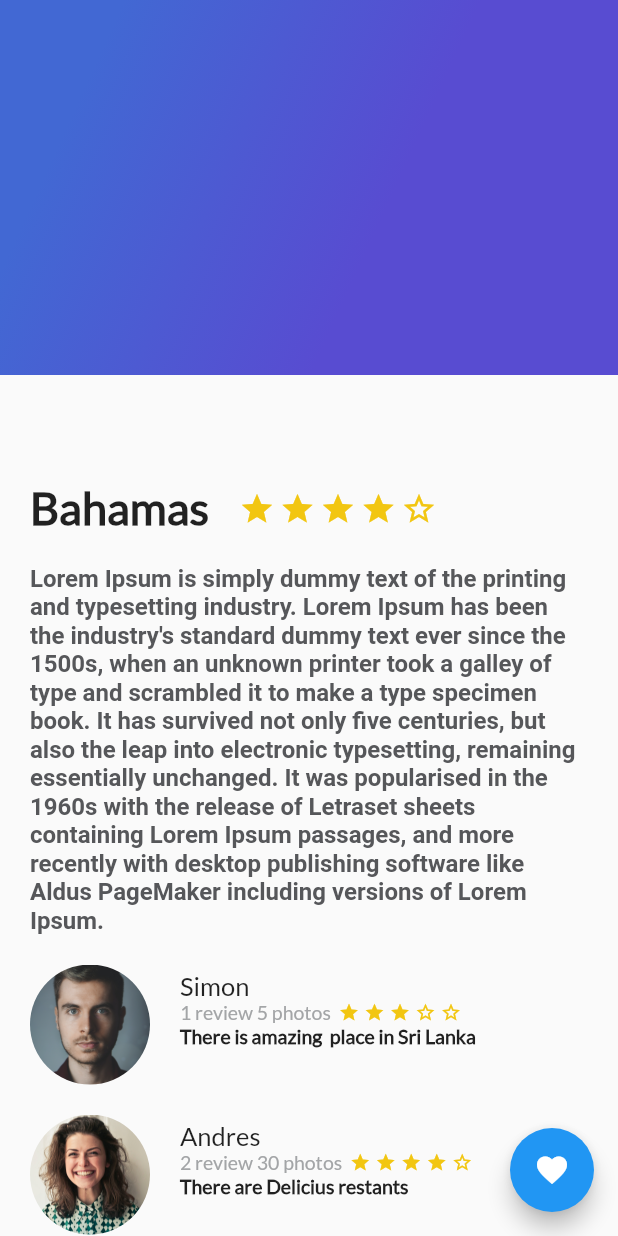
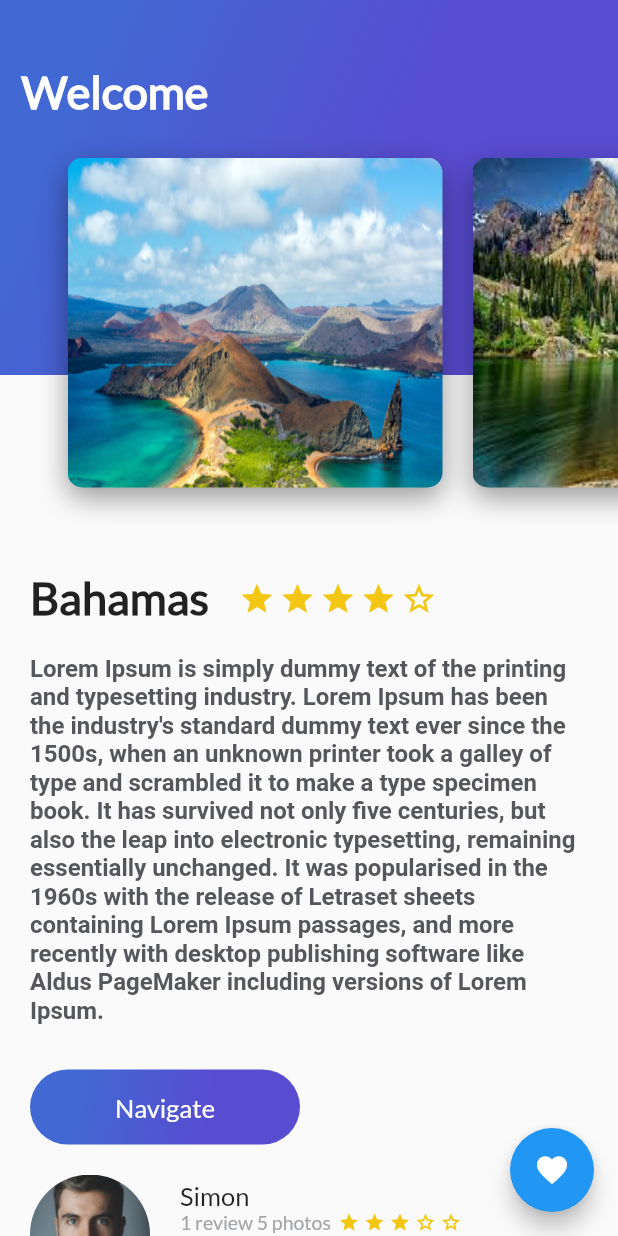
Before and after one commit to janerleonardo/FlutterBasic, a Flutter app: the screen it shows after launch, on a phone screen of 412 x 824 dp. Run offline on Flutter 3.47's test engine with Material 2 defaults, Android fonts, the phone set to English and light mode, and no system bars.

```diff
--- /dev/null
+++ b/lib/button_purple.dart
@@ -0,0 +1,59 @@
+import 'package:flutter/material.dart';
+
+class ButtonPurple extends StatelessWidget {
+
+  String ButtonText = "Navigate";
+  ButtonPurple(this.ButtonText);
+
+  @override
+  Widget build(BuildContext context) {
+    // TODO: implement build
+    return InkWell(
+       onTap: () {
+          ScaffoldMessenger.of(context).showSnackBar(SnackBar(
+            content: const Text('snack'),
+            duration: const Duration(seconds: 1),
+            action: SnackBarAction(
+              label: 'ACTION',
+              onPressed: () { },
+            ),
+          ));
+        },
+      child:  Container(
+        margin: EdgeInsets.only(
+          top: 30.0,
+          left: 20.0,
+          right: 20.0
+
+        ),
+        height: 50.0,
+        width: 180.0,
+        decoration: BoxDecoration(
+          borderRadius: BorderRadius.circular(30.0),
+          gradient: LinearGradient(
+            colors: [
+              Color(0xFF4268D3),
+              Color(0xFF584CD1)
+            ],
+            begin: FractionalOffset(0.2,0.0),
+            end: FractionalOffset(1.0,0.6),
+            stops: [0.0,0.6],
+            tileMode: TileMode.clamp
+          )
+        ),
+        child: Center(
+          child: Text(
+            ButtonText,
+            style: TextStyle(
+              fontFamily: "Lato",
+              fontSize: 17.0,
+              fontWeight: FontWeight.normal,
+              color: Colors.white
+            ),
+          ),
+        ),
+      ),
+    );
+  }
+
+}
--- /dev/null
+++ b/lib/card_image.dart
@@ -0,0 +1,38 @@
+import 'package:flutter/material.dart';
+
+class CardImage extends StatelessWidget {
+    String pathImage = "assets/img/Image1.jpg";
+
+    CardImage(this.pathImage);
+  @override
+  Widget build(BuildContext context) {
+    // TODO: implement build
+
+  final card = Container(
+    height: 350.0,
+    width: 250.0,
+    margin: EdgeInsets.only(
+      top: 80.0,
+      left: 20.0
+    ),
+    decoration: BoxDecoration(
+      image: DecorationImage(
+         fit: BoxFit.fill,
+         image: AssetImage(pathImage)
+      ),
+      borderRadius: BorderRadius.all(Radius.circular(10.0)),
+      shape: BoxShape.rectangle,
+      boxShadow: <BoxShadow> [
+        BoxShadow(
+          color: Colors.black38,
+          blurRadius: 15.0,
+          offset: Offset(0.0, 7.0)
+        )
+      ]
+
+    )
+  );
+  return card ;
+  }
+
+}
--- /dev/null
+++ b/lib/card_image_list.dart
@@ -0,0 +1,27 @@
+import 'package:flutter/material.dart';
+import 'card_image.dart';
+
+class CardImageList extends StatelessWidget {
+
+
+  @override
+  Widget build(BuildContext context) {
+    // TODO: implement build
+    return Container(
+      height: 350.0,
+      child: ListView(
+        padding: EdgeInsets.all(25.0),
+        scrollDirection: Axis.horizontal,
+        children: [
+          CardImage("assets/img/Image1.jpg"),
+          CardImage("assets/img/Imagen2.jpg"),
+          CardImage("assets/img/Imagen3.jpg"),
+          CardImage("assets/img/Imagen4.jpg"),
+          CardImage("assets/img/Imagen5.jpg"),
+          CardImage("assets/img/Imagen6.jpg"),
+        ],
+      ),
+    );
+  }
+
+}
--- a/lib/description_place.dart
+++ b/lib/description_place.dart
@@ -1,9 +1,11 @@
 import 'package:flutter/material.dart';
+import 'button_purple.dart';
 
 class DescriptionPlace extends StatelessWidget {
     String namePlace;
     int starts;
     String descriptionPlace;
+    double top_ = 380.0;
 
     DescriptionPlace(this.namePlace, this.starts, this.descriptionPlace);
 
@@ -15,7 +17,7 @@ class DescriptionPlace extends StatelessWidget {
 
     final star_half = Container(
       margin:  EdgeInsets.only(
-        top: 323.0,
+        top: top_+3.0,
         right: 3.0
       ),
       child: Icon(
@@ -25,7 +27,7 @@ class DescriptionPlace extends StatelessWidget {
     );
     final star_border = Container(
       margin:  EdgeInsets.only(
-        top: 323.0,
+        top: top_+3.0,
         right: 3.0
       ),
       child: Icon(
@@ -36,7 +38,7 @@ class DescriptionPlace extends StatelessWidget {
 
     final star = Container(
       margin:  EdgeInsets.only(
-        top: 323.0,
+        top: top_+3.0,
         right: 3.0
       ),
       child: Icon(
@@ -50,7 +52,7 @@ class DescriptionPlace extends StatelessWidget {
       children: [
         Container(
           margin: EdgeInsets.only(
-            top:320.0,
+            top:top_,
             left: 20.0,
             right: 20.0
           ),
@@ -66,6 +68,7 @@ class DescriptionPlace extends StatelessWidget {
 
         ),
         Row(
+
           children: [
             star,
             star,
@@ -94,9 +97,11 @@ class DescriptionPlace extends StatelessWidget {
     );
 
     return Column(
+      crossAxisAlignment: CrossAxisAlignment.start,
       children: [
         title_starts,
-        description
+        description,
+        ButtonPurple("Navigate")
       ],
     );
   }
--- a/lib/gradient_back.dart
+++ b/lib/gradient_back.dart
@@ -2,6 +2,11 @@ import 'package:flutter/material.dart';
 
 
 class GradientBack extends StatelessWidget {
+
+  String title = "Popular";
+  GradientBack(this.title);
+
+
   @override
   Widget build(Object context) {
     // TODO: implement build
@@ -19,6 +24,16 @@ class GradientBack extends StatelessWidget {
           tileMode: TileMode.clamp
         )
       ),
+      child: Text(
+        title,
+        style: TextStyle(
+          color: Colors.white,
+          fontSize: 30.0,
+          fontFamily: "Lato",
+          fontWeight: FontWeight.bold
+        ),
+      ),
+      alignment: Alignment(-0.9,-0.6),
     );
 
   }
--- /dev/null
+++ b/lib/header_appbar.dart
@@ -0,0 +1,17 @@
+import 'package:flutter/material.dart';
+import 'gradient_back.dart';
+import 'card_image_list.dart';
+
+class HeaderAppBar extends StatelessWidget {
+  @override
+  Widget build(BuildContext context) {
+    // TODO: implement build
+    return Stack(
+      children: [
+        GradientBack("Welcome"),
+        CardImageList()
+      ],
+    );
+  }
+
+}
--- a/lib/main.dart
+++ b/lib/main.dart
@@ -1,7 +1,8 @@
 import 'package:flutter/material.dart';
+import 'package:flutter/services.dart';
 import 'description_place.dart';
 import 'review_place_list.dart';
-import 'gradient_back.dart';
+import 'header_appbar.dart';
 void main() {
   runApp( MyApp());
 }
@@ -14,6 +15,7 @@ class MyApp extends StatelessWidget {
   // This widget is the root of your application.
   @override
   Widget build(BuildContext context) {
+    SystemChrome.setEnabledSystemUIMode(SystemUiMode.manual, overlays: []);
     return MaterialApp(
       title: 'Flutter Demo',
       theme: ThemeData(
@@ -37,7 +39,7 @@ class MyApp extends StatelessWidget {
                   ReviewPlaceList()
               ],
             ),
-            GradientBack()
+            HeaderAppBar()
           ],
         ),
         // Column(
```
Also changed, not shown: assets/img/Image1.jpg (added), assets/img/Imagen2.jpg (added), assets/img/Imagen3.jpg (added), assets/img/Imagen4.jpg (added), assets/img/Imagen5.jpg (added), assets/img/Imagen6.jpg (added).
